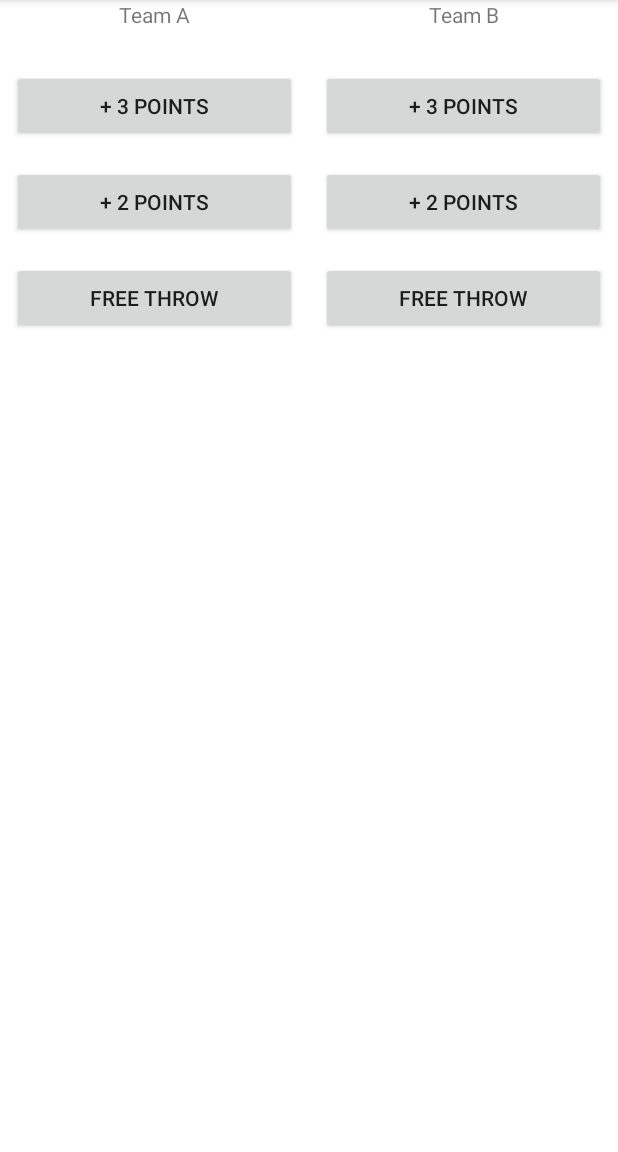
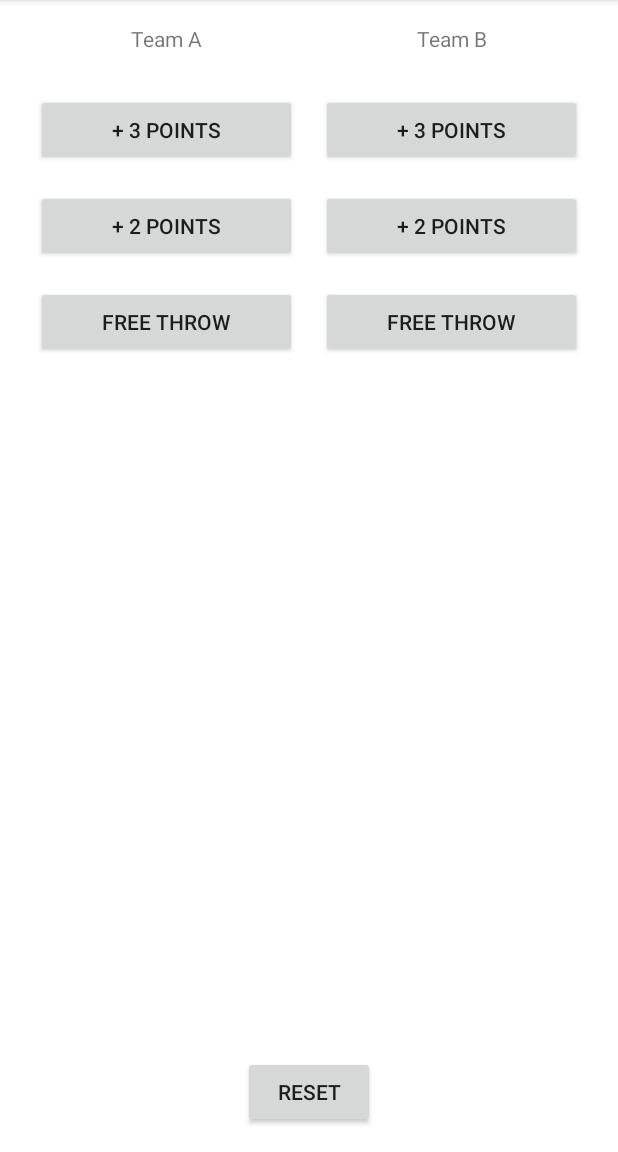
Before and after one commit to YoAdriaaannn/CourtCounter, an Android app: the screen it shows after launch (MainActivity), on a phone screen of 412 x 824 dp, the part 84-1236 px from its top. Run offline under Robolectric (Android 15) with nearby library versions, the phone set to English and light mode, and no system bars.

Commit message:
Added reset button.

```diff
--- a/app/src/main/java/com/example/android/courtcounter/MainActivity.java
+++ b/app/src/main/java/com/example/android/courtcounter/MainActivity.java
@@ -90,4 +90,11 @@ public class MainActivity extends AppCompatActivity {
         scoreTeamB = scoreTeamB + 1;
         displayForTeamB(scoreTeamB);
     }
+
+    public void resetScore(View v) {
+        scoreTeamA = 0;
+        scoreTeamB = 0;
+        displayForTeamA(scoreTeamA);
+        displayForTeamB(scoreTeamB);
+    }
 }
--- a/app/src/main/res/layout/activity_main.xml
+++ b/app/src/main/res/layout/activity_main.xml
@@ -1,16 +1,27 @@
 <?xml version="1.0" encoding="utf-8"?>
-<LinearLayout xmlns:android="http://schemas.android.com/apk/res/android"
+<RelativeLayout xmlns:android="http://schemas.android.com/apk/res/android"
     xmlns:tools="http://schemas.android.com/tools"
     android:layout_width="match_parent"
     android:layout_height="match_parent"
     android:background="@android:color/white"
-    android:orientation="horizontal"
+    android:orientation="vertical"
+    android:paddingBottom="@dimen/activity_vertical_margin"
+    android:paddingLeft="@dimen/activity_horizontal_margin"
+    android:paddingRight="@dimen/activity_horizontal_margin"
+    android:paddingTop="@dimen/activity_vertical_margin"
     tools:context="com.example.android.courtcounter.MainActivity">
+
+    <LinearLayout
+        android:layout_width="match_parent"
+        android:layout_height="match_parent"
+
+        android:background="@android:color/white"
+        android:orientation="horizontal">
 
         <LinearLayout
             android:id="@+id/layout_team_a"
             android:layout_width="0dp"
-        android:layout_height="match_parent"
+            android:layout_height="wrap_content"
             android:layout_weight="1"
             android:orientation="vertical">
 
@@ -67,7 +78,7 @@
         <LinearLayout
             android:id="@+id/layout_team_b"
             android:layout_width="0dp"
-        android:layout_height="match_parent"
+            android:layout_height="wrap_content"
             android:layout_weight="1"
             android:orientation="vertical">
 
@@ -121,5 +132,18 @@
 
         </LinearLayout>
 
+    </LinearLayout>
 
-</LinearLayout>
+
+    <Button
+        android:id="@+id/button_reset"
+        android:layout_width="wrap_content"
+        android:layout_height="wrap_content"
+        android:layout_alignParentBottom="true"
+        android:layout_centerInParent="true"
+        android:onClick="resetScore"
+        android:text="reset"
+        android:textAllCaps="true" />
+
+
+</RelativeLayout>
--- /dev/null
+++ b/app/src/main/res/values/dimen.xml
@@ -0,0 +1,6 @@
+<?xml version="1.0" encoding="utf-8"?>
+<resources>
+    <dimen name="activity_horizontal_margin">16dp</dimen>
+    <dimen name="activity_vertical_margin">16dp</dimen>
+
+</resources>
```
Lines whose indentation alone changed are shown as unchanged.
